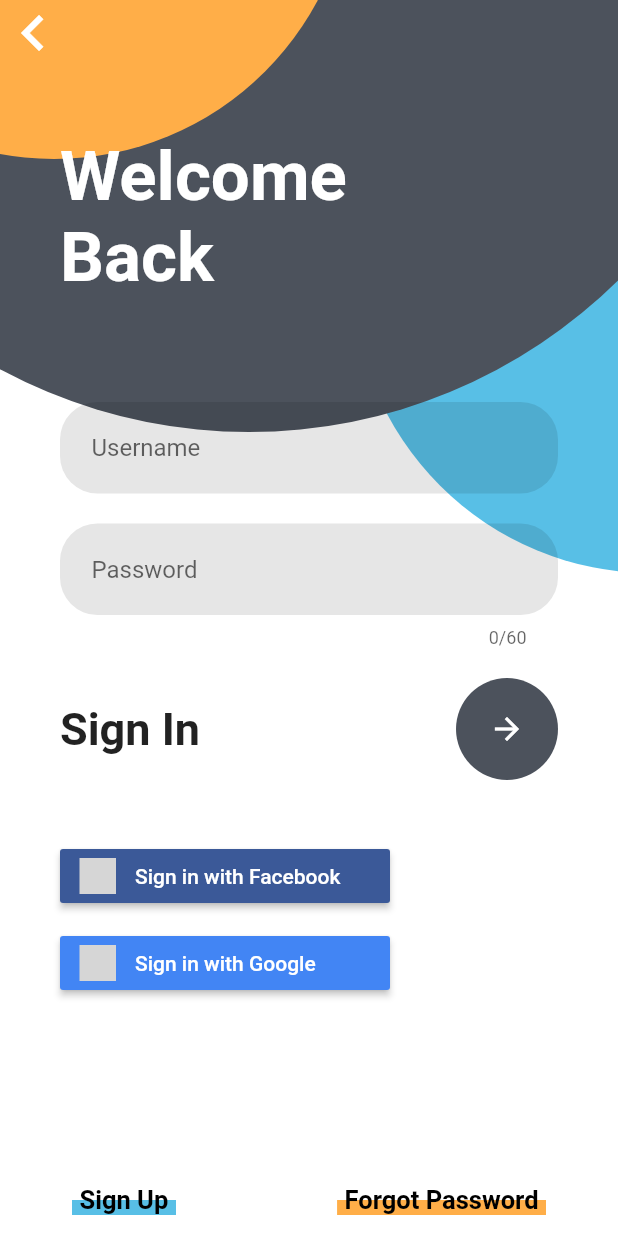
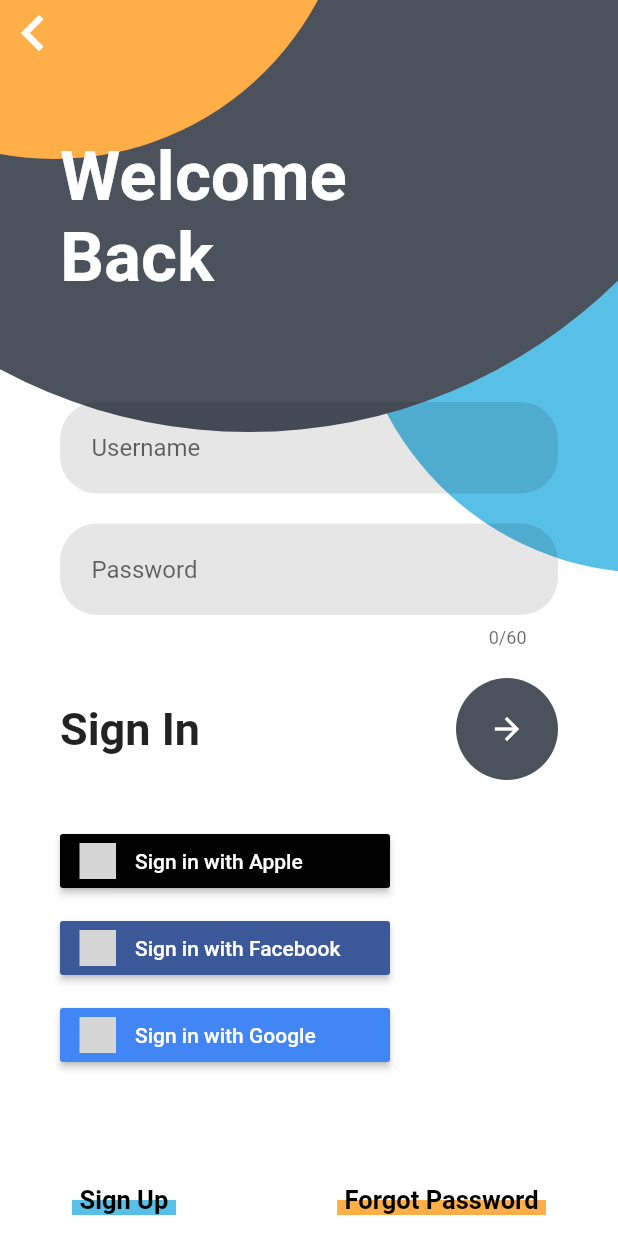
Before and after one commit to DenzelCode/flutter-auth, a Flutter app: the screen it shows after launch, after a tap on "Sign In", on a phone screen of 412 x 824 dp. Run offline on Flutter 3.47's test engine with Material 2 defaults, Android fonts, the phone set to English and light mode, and no system bars; our stand-ins replace dio, flutter_secure_storage, flutter_signin_button, google_sign_in, sign_in_with_apple; missing offline and left inert: flutter_facebook_auth; accounts and stored records are empty; grey boxes are pictures that could not be loaded.

Commit message:
feat: apple android login

```diff
--- a/lib/src/constants/environments.dart
+++ b/lib/src/constants/environments.dart
@@ -1,5 +1,9 @@
 class _Environments {
   final api = 'https://nest-auth.ubbly.club/api';
+
+  final appleSignInClientId = 'nest-auth.ubbly.club';
+  final appleSignInRedirectUri =
+      Uri.parse('https://nest-auth.ubbly.club/api/auth/apple-callback');
 
   // final api = 'http://localhost:3000';
 }
--- a/lib/src/screens/login_screen.dart
+++ b/lib/src/screens/login_screen.dart
@@ -147,12 +147,12 @@ class _LoginScreenState extends State<LoginScreen> {
         SizedBox(
           height: 30,
         ),
-        if (Platform.isIOS)
-          SignInButton(
-            Buttons.AppleDark,
-            text: "Sign in with Apple",
-            onPressed: () => _loginWithApple(context),
-          ),
+        // if (Platform.isIOS)
+        SignInButton(
+          Buttons.AppleDark,
+          text: "Sign in with Apple",
+          onPressed: () => _loginWithApple(context),
+        ),
         SizedBox(
           height: 10,
         ),
```
Also changed, not shown: lib/src/auth/providers/auth_provider.dart (+26 -0 lines), 1 other file.
